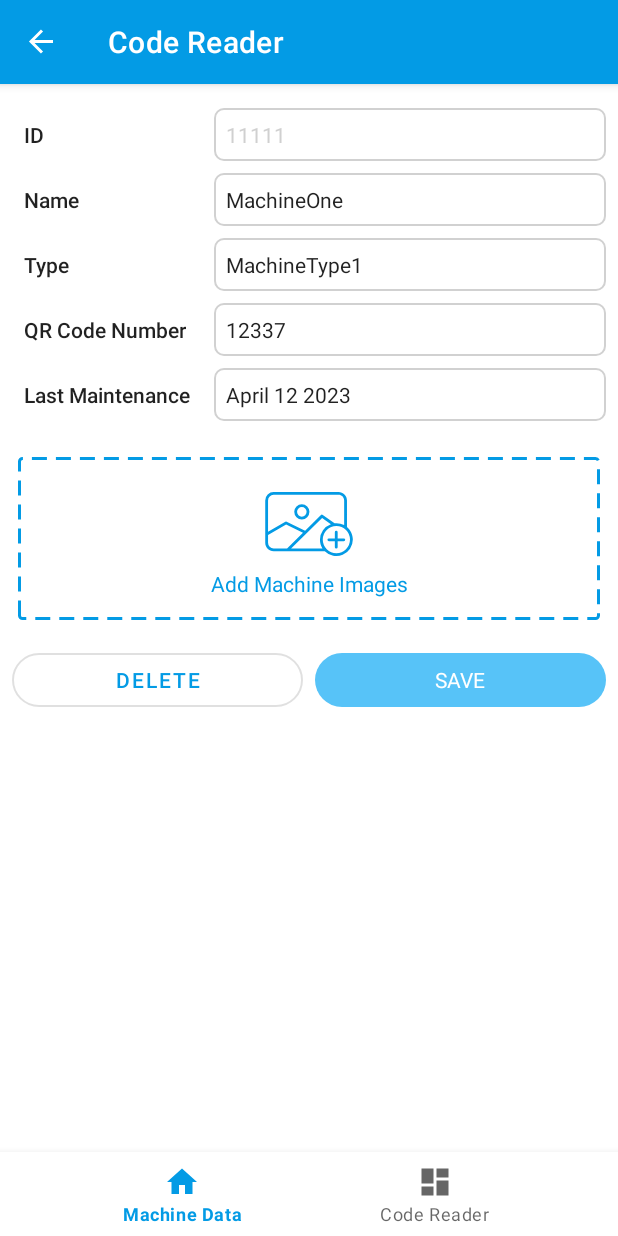
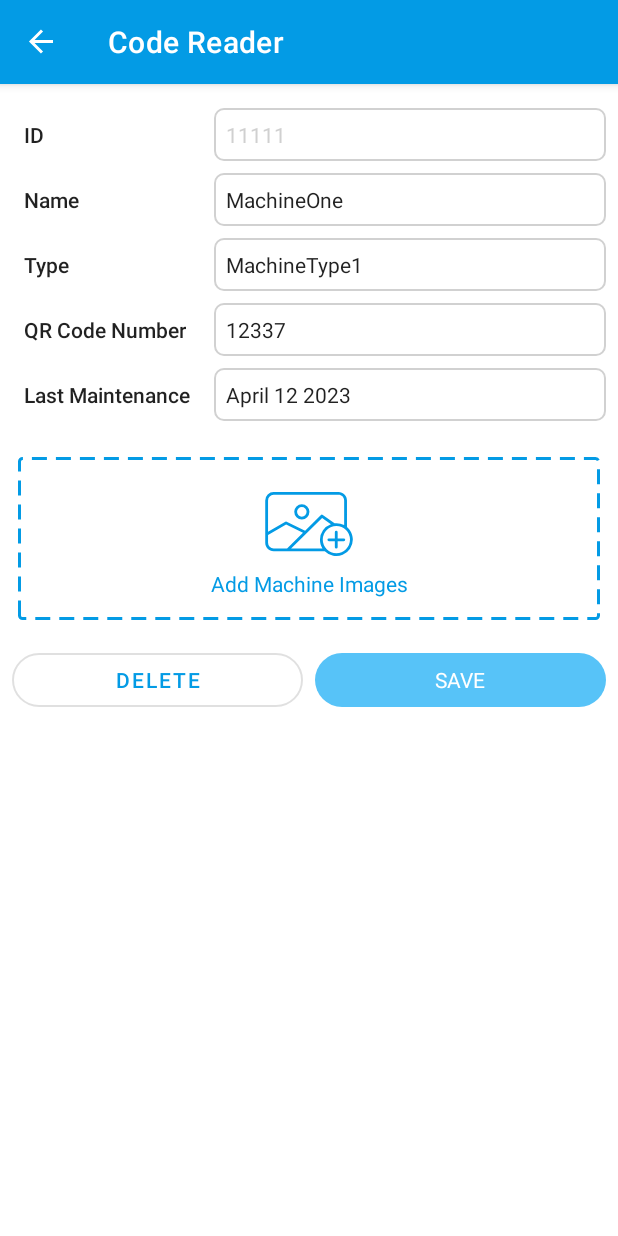
Before and after one commit to alqayyim/ImageMachine, an Android app: the screen it shows after launch (MainActivity), after a tap on "Machine Name :", on a phone screen of 412 x 824 dp. Run offline under Robolectric (Android 15) with nearby library versions, the phone set to English and light mode, and no system bars; our stand-ins replace Room's generated code, navigation-ui; libraries missing offline, so code that uses them is left out: com.permissionx.guolindev, gun0912.tedimagepicker.builder; 1 statement that could not run was skipped.

Commit message:
add qrcode feature, match data

```diff
--- a/app/build.gradle
+++ b/app/build.gradle
@@ -55,6 +55,7 @@ dependencies {
     // custom lib
     implementation 'com.guolindev.permissionx:permissionx:1.7.1'
     implementation 'io.github.ParkSangGwon:tedimagepicker:1.4.2'
+    implementation 'com.github.yuriy-budiyev:code-scanner:2.3.2'
 
     // room
     implementation "androidx.room:room-runtime:$room_version"
--- a/app/src/main/java/com/example/imagemachine/MainActivity.kt
+++ b/app/src/main/java/com/example/imagemachine/MainActivity.kt
@@ -1,31 +1,67 @@
 package com.example.imagemachine
 
+import android.Manifest
 import android.os.Bundle
-import com.google.android.material.bottomnavigation.BottomNavigationView
 import androidx.appcompat.app.AppCompatActivity
-import androidx.navigation.findNavController
+import androidx.navigation.NavController
+import androidx.navigation.fragment.NavHostFragment
 import androidx.navigation.ui.AppBarConfiguration
 import androidx.navigation.ui.setupActionBarWithNavController
 import androidx.navigation.ui.setupWithNavController
+import com.example.core.visible
 import com.example.imagemachine.databinding.ActivityMainBinding
+import com.permissionx.guolindev.PermissionX
 
 class MainActivity : AppCompatActivity() {
 
     private lateinit var binding: ActivityMainBinding
+    private lateinit var navHostFragment: NavHostFragment
+    private val navController by lazy { navHostFragment.navController }
+
+    private val listener = NavController.OnDestinationChangedListener { _, destination, _ ->
+        when (destination.id) {
+            R.id.nav_machine_list,
+            R.id.nav_qr -> binding.navView.visible(true)
+
+            else -> binding.navView.visible(false)
+        }
+    }
 
     override fun onCreate(savedInstanceState: Bundle?) {
         super.onCreate(savedInstanceState)
 
         binding = ActivityMainBinding.inflate(layoutInflater)
         setContentView(binding.root)
+        navHostFragment =
+            supportFragmentManager.findFragmentById(R.id.nav_host) as NavHostFragment
 
-        val navView: BottomNavigationView = binding.navView
+        val appBarConfiguration =
+            AppBarConfiguration(setOf(R.id.nav_machine_list, R.id.nav_qr))
+        setupActionBarWithNavController(navController, appBarConfiguration)
+        binding.navView.setupWithNavController(navController)
+        askPermission()
+    }
 
-        val navController = findNavController(R.id.nav_host_fragment_activity_main)
-        val appBarConfiguration = AppBarConfiguration(
-            setOf(R.id.navigation_home, R.id.navigation_dashboard)
-        )
-        setupActionBarWithNavController(navController, appBarConfiguration)
-        navView.setupWithNavController(navController)
+    override fun onResume() {
+        super.onResume()
+        navController.addOnDestinationChangedListener(listener)
+    }
+
+    override fun onPause() {
+        super.onPause()
+        navController.removeOnDestinationChangedListener(listener)
+    }
+    override fun onSupportNavigateUp(): Boolean {
+        return navController.navigateUp() || super.onSupportNavigateUp()
+    }
+
+    private fun askPermission() {
+        PermissionX.init(this)
+            .permissions(Manifest.permission.READ_EXTERNAL_STORAGE, Manifest.permission.CAMERA)
+            .request { allGranted, _, deniedList ->
+                if (allGranted) {
+
+                }
+            }
     }
 }
--- a/app/src/main/java/com/example/imagemachine/module/module/useCaseModule.kt
+++ b/app/src/main/java/com/example/imagemachine/module/module/useCaseModule.kt
@@ -1,12 +1,16 @@
 package com.example.imagemachine.module.module
 
+import com.example.domain.usecase.CheckMachineCodeUseCase
 import com.example.domain.usecase.GetMachineListUseCase
+import com.example.domain.usecase.GetMachineUseCase
 import com.example.domain.usecase.SaveMachineItemUseCase
 import com.example.domain.usecase.SaveMachineListUseCase
 import org.koin.dsl.module
 
 val useCaseModule = module {
 
+    single { GetMachineUseCase(get()) }
+    single { CheckMachineCodeUseCase(get()) }
     single { GetMachineListUseCase(get()) }
     single { SaveMachineListUseCase(get()) }
     single { SaveMachineItemUseCase(get()) }
--- a/app/src/main/java/com/example/imagemachine/module/module/viewModelModule.kt
+++ b/app/src/main/java/com/example/imagemachine/module/module/viewModelModule.kt
@@ -1,5 +1,6 @@
 package com.example.imagemachine.module.module
 
+import com.example.imagemachine.presentation.dashboard.QRScannerViewModel
 import com.example.imagemachine.presentation.detail.MachineDetailViewModel
 import com.example.imagemachine.presentation.home.MachineViewModel
 import org.koin.androidx.viewmodel.dsl.viewModel
@@ -9,5 +10,6 @@ val viewModelModule = module {
 
     viewModel { MachineViewModel(get(), get()) }
     viewModel { MachineDetailViewModel(get()) }
+    viewModel { QRScannerViewModel(get(), get()) }
 
 }
--- a/app/src/main/java/com/example/imagemachine/presentation/detail/MachineDetailFragment.kt
+++ b/app/src/main/java/com/example/imagemachine/presentation/detail/MachineDetailFragment.kt
@@ -3,7 +3,6 @@ package com.example.imagemachine.presentation.detail
 import android.Manifest
 import android.app.DatePickerDialog
 import android.os.Bundle
-import android.util.Log
 import android.view.View
 import androidx.fragment.app.Fragment
 import androidx.navigation.fragment.navArgs
@@ -23,7 +22,6 @@ import com.example.imagemachine.utils.delegate.viewBinding
 import com.permissionx.guolindev.PermissionX
 import gun0912.tedimagepicker.builder.TedImagePicker
 import org.koin.androidx.viewmodel.ext.android.viewModel
-import java.lang.IndexOutOfBoundsException
 import java.text.SimpleDateFormat
 import java.util.Calendar
 import java.util.Locale
--- a/app/src/main/res/layout/activity_main.xml
+++ b/app/src/main/res/layout/activity_main.xml
@@ -18,7 +18,7 @@
         app:menu="@menu/bottom_nav_menu" />
 
     <fragment
-        android:id="@+id/nav_host_fragment_activity_main"
+        android:id="@+id/nav_host"
         android:name="androidx.navigation.fragment.NavHostFragment"
         android:layout_width="match_parent"
         android:layout_height="0dp"
--- a/app/src/main/res/menu/bottom_nav_menu.xml
+++ b/app/src/main/res/menu/bottom_nav_menu.xml
@@ -2,12 +2,12 @@
 <menu xmlns:android="http://schemas.android.com/apk/res/android">
 
     <item
-        android:id="@+id/navigation_home"
+        android:id="@+id/nav_machine_list"
         android:icon="@drawable/ic_home_black_24dp"
         android:title="@string/title_home" />
 
     <item
-        android:id="@+id/navigation_dashboard"
+        android:id="@+id/nav_qr"
         android:icon="@drawable/ic_dashboard_black_24dp"
         android:title="@string/title_dashboard" />
 
--- a/app/src/main/res/navigation/mobile_navigation.xml
+++ b/app/src/main/res/navigation/mobile_navigation.xml
@@ -3,16 +3,16 @@
     xmlns:app="http://schemas.android.com/apk/res-auto"
     xmlns:tools="http://schemas.android.com/tools"
     android:id="@+id/mobile_navigation"
-    app:startDestination="@+id/navigation_home">
+    app:startDestination="@+id/nav_machine_list">
 
     <fragment
-        android:id="@+id/navigation_home"
+        android:id="@+id/nav_machine_list"
         android:name="com.example.imagemachine.presentation.home.MachineFragment"
         android:label="@string/title_home"
         tools:layout="@layout/fragment_machine" >
         <action
             android:id="@+id/action_to_detail"
-            app:destination="@+id/machine_detail"
+            app:destination="@+id/nav_machine_detail"
             app:enterAnim="@anim/slide_in"
             app:exitAnim="@anim/fade_out"
             app:popEnterAnim="@anim/fade_in"
@@ -20,16 +20,25 @@
     </fragment>
 
     <fragment
-        android:id="@+id/navigation_dashboard"
-        android:name="com.example.imagemachine.presentation.dashboard.DashboardFragment"
+        android:id="@+id/nav_qr"
+        android:name="com.example.imagemachine.presentation.dashboard.QRScannerFragment"
         android:label="@string/title_dashboard"
-        tools:layout="@layout/fragment_dashboard" />
+        tools:layout="@layout/fragment_qr_scanner">
+
+        <action
+            android:id="@+id/action_to_detail"
+            app:destination="@+id/nav_machine_detail"
+            app:enterAnim="@anim/slide_in"
+            app:exitAnim="@anim/fade_out"
+            app:popEnterAnim="@anim/fade_in"
+            app:popExitAnim="@anim/slide_out"/>
+    </fragment>
 
     <fragment
-        android:id="@+id/machine_detail"
+        android:id="@+id/nav_machine_detail"
         android:name="com.example.imagemachine.presentation.detail.MachineDetailFragment"
         android:label="@string/title_dashboard"
-        tools:layout="@layout/fragment_dashboard" >
+        tools:layout="@layout/fragment_qr_scanner" >
 
         <argument
             android:name="argsMachineDetail"
--- a/data/src/main/java/com/example/data/entity/MachineDao.kt
+++ b/data/src/main/java/com/example/data/entity/MachineDao.kt
@@ -18,15 +18,18 @@ interface MachineDao {
     @Insert(onConflict = OnConflictStrategy.REPLACE)
     fun insert(machine: MachineItemEntity)
 
-    @Update
-    fun update(machine: MachineItemEntity)
-
     @Insert(onConflict = OnConflictStrategy.ABORT)
     fun insertAll(machine: List<MachineItemEntity>)
 
     @Delete
     fun delete(machine: MachineItemEntity)
 
-    @Query("select * from machine_table")
+    @Query("SELECT * from machine_table")
     fun getAllMachine(): List<MachineItemEntity>
+
+    @Query("SELECT * from machine_table WHERE qrCodeNumber = :arg0")
+    fun getMachine(arg0: Int): MachineItemEntity
+
+    @Query("SELECT EXISTS(SELECT * FROM machine_table WHERE qrCodeNumber = :arg0)")
+    fun isExist(arg0: Int): Boolean
 }
--- a/domain/src/main/java/com/example/domain/repository/MachineRepository.kt
+++ b/domain/src/main/java/com/example/domain/repository/MachineRepository.kt
@@ -11,4 +11,8 @@ interface MachineRepository {
     suspend fun saveMachineList(request: List<MachineItem>): Flow<Resource<Unit>>
 
     suspend fun saveMachineItem(request: MachineItem): Flow<Resource<Unit>>
+
+    suspend fun checkMachine(request: String): Flow<Resource<Boolean>>
+
+    suspend fun getMachine(request: Int): Flow<Resource<MachineItem>>
 }
--- a/settings.gradle
+++ b/settings.gradle
@@ -10,6 +10,7 @@ dependencyResolutionManagement {
     repositories {
         google()
         mavenCentral()
+        maven { url 'https://jitpack.io' }
     }
 }
 rootProject.name = "ImageMachine"
```
Also changed, not shown: app/src/main/java/com/example/imagemachine/presentation/dashboard/DashboardFragment.kt (deleted, +0 -42 lines), app/src/main/java/com/example/imagemachine/presentation/dashboard/DashboardViewModel.kt (deleted, +0 -13 lines), app/src/main/java/com/example/imagemachine/presentation/dashboard/QRScannerFragment.kt (added, +82 -0 lines), app/src/main/java/com/example/imagemachine/presentation/dashboard/QRScannerViewModel.kt (added, +42 -0 lines), app/src/main/res/layout/fragment_dashboard.xml (deleted, +0 -22 lines), app/src/main/res/layout/fragment_qr_scanner.xml (added, +19 -0 lines), data/src/main/java/com/example/data/MachineRepositoryImpl.kt (+15 -0 lines), domain/src/main/java/com/example/domain/usecase/CheckMachineCodeUseCase.kt (added, +14 -0 lines), domain/src/main/java/com/example/domain/usecase/GetMachineUseCase.kt (added, +15 -0 lines).
